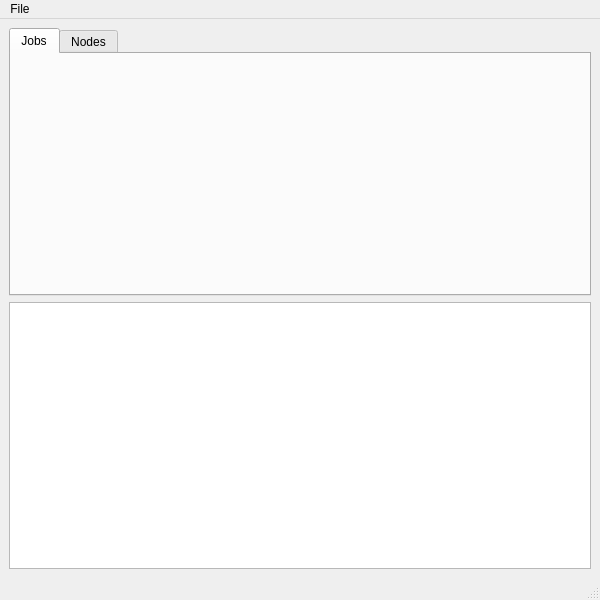
First picture: the form in src/pyluxcoretools/pyluxcoretools/pyluxcorenetconsole/mainwindow.ui, repository LuxCoreRender/LuxCore, before the edit.
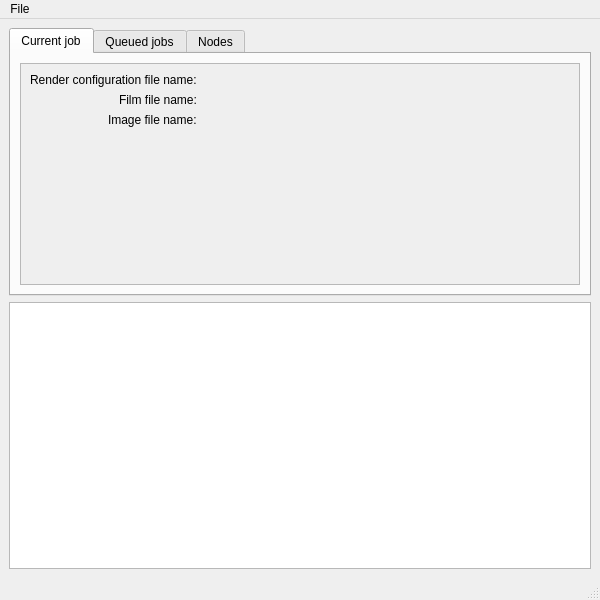
Second picture: the form after the edit.

Commit message: PyLuxCoreConsoleUI can now add jobs to render

Patch:
```diff
--- a/src/pyluxcoretools/pyluxcoretools/pyluxcorenetconsole/mainwindow.ui
+++ b/src/pyluxcoretools/pyluxcoretools/pyluxcorenetconsole/mainwindow.ui
@@ -14,17 +14,139 @@
    <string>PyLuxCore Tool NetConsole</string>
   </property>
   <widget class="QWidget" name="centralwidget">
-   <layout class="QGridLayout" name="gridLayout_2">
-    <item row="0" column="0">
-     <widget class="QTabWidget" name="tabWidget">
+   <layout class="QVBoxLayout" name="verticalLayout">
+    <item>
+     <widget class="QTabWidget" name="tabWidgetMain">
       <property name="currentIndex">
        <number>0</number>
       </property>
-      <widget class="QWidget" name="jobs">
+      <widget class="QWidget" name="currentJob">
        <attribute name="title">
-        <string>Jobs</string>
+        <string>Current job</string>
        </attribute>
-       <layout class="QGridLayout" name="gridLayout"/>
+       <layout class="QVBoxLayout" name="verticalLayout_2">
+        <item>
+         <widget class="QScrollArea" name="scrollArea_2">
+          <property name="widgetResizable">
+           <bool>true</bool>
+          </property>
+          <widget class="QWidget" name="scrollAreaWidgetContents_2">
+           <property name="geometry">
+            <rect>
+             <x>0</x>
+             <y>0</y>
+             <width>558</width>
+             <height>212</height>
+            </rect>
+           </property>
+           <layout class="QFormLayout" name="formLayout">
+            <property name="labelAlignment">
+             <set>Qt::AlignRight|Qt::AlignTrailing|Qt::AlignVCenter</set>
+            </property>
+            <item row="0" column="0">
+             <widget class="QLabel" name="label">
+              <property name="text">
+               <string>Render configuration file name:</string>
+              </property>
+             </widget>
+            </item>
+            <item row="0" column="1">
+             <widget class="QLabel" name="labelRenderCfgFileName">
+              <property name="text">
+               <string/>
+              </property>
+             </widget>
+            </item>
+            <item row="1" column="0">
+             <widget class="QLabel" name="label_2">
+              <property name="text">
+               <string>Film file name:</string>
+              </property>
+             </widget>
+            </item>
+            <item row="1" column="1">
+             <widget class="QLabel" name="labelFilmFileName">
+              <property name="text">
+               <string/>
+              </property>
+             </widget>
+            </item>
+            <item row="2" column="0">
+             <widget class="QLabel" name="label_3">
+              <property name="text">
+               <string>Image file name:</string>
+              </property>
+             </widget>
+            </item>
+            <item row="2" column="1">
+             <widget class="QLabel" name="labelImageFileName">
+              <property name="text">
+               <string/>
+              </property>
+             </widget>
+            </item>
+           </layout>
+          </widget>
+         </widget>
+        </item>
+       </layout>
+      </widget>
+      <widget class="QWidget" name="queuedJobs">
+       <attribute name="title">
+        <string>Queued jobs</string>
+       </attribute>
+       <layout class="QGridLayout" name="gridLayout">
+        <item row="1" column="0">
+         <spacer name="horizontalSpacer_3">
+          <property name="orientation">
+           <enum>Qt::Horizontal</enum>
+          </property>
+          <property name="sizeHint" stdset="0">
+           <size>
+            <width>40</width>
+            <height>20</height>
+           </size>
+          </property>
+         </spacer>
+        </item>
+        <item row="1" column="1">
+         <widget class="QPushButton" name="pushButtonAddJob">
+          <property name="text">
+           <string>Add job</string>
+          </property>
+         </widget>
+        </item>
+        <item row="1" column="2">
+         <spacer name="horizontalSpacer_5">
+          <property name="orientation">
+           <enum>Qt::Horizontal</enum>
+          </property>
+          <property name="sizeHint" stdset="0">
+           <size>
+            <width>40</width>
+            <height>20</height>
+           </size>
+          </property>
+         </spacer>
+        </item>
+        <item row="0" column="0" colspan="3">
+         <widget class="QScrollArea" name="scrollArea">
+          <property name="widgetResizable">
+           <bool>true</bool>
+          </property>
+          <widget class="QWidget" name="scrollAreaWidgetContents">
+           <property name="geometry">
+            <rect>
+             <x>0</x>
+             <y>0</y>
+             <width>558</width>
+             <height>179</height>
+            </rect>
+           </property>
+          </widget>
+         </widget>
+        </item>
+       </layout>
       </widget>
       <widget class="QWidget" name="nodes">
        <attribute name="title">
@@ -34,7 +156,7 @@
       </widget>
      </widget>
     </item>
-    <item row="1" column="0">
+    <item>
      <widget class="QTextEdit" name="textEditLog">
       <property name="undoRedoEnabled">
        <bool>false</bool>
```
Left out of the diff: 22 changed lines with no effect on the pictures. The commit also changes 4 other files.
